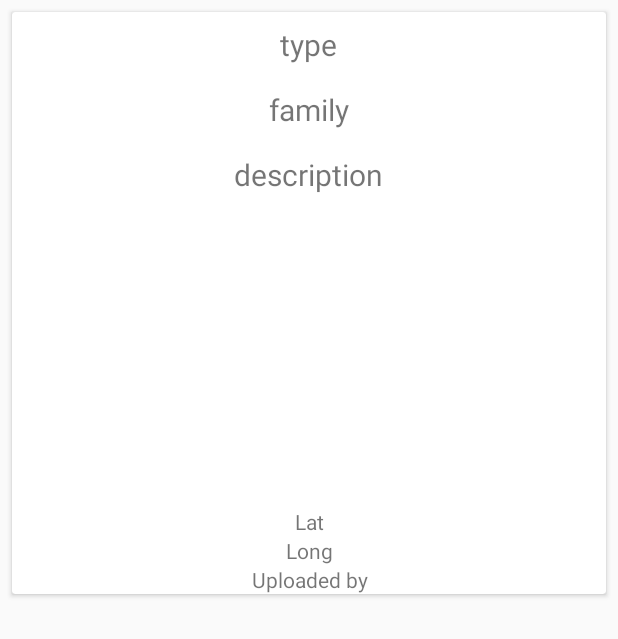
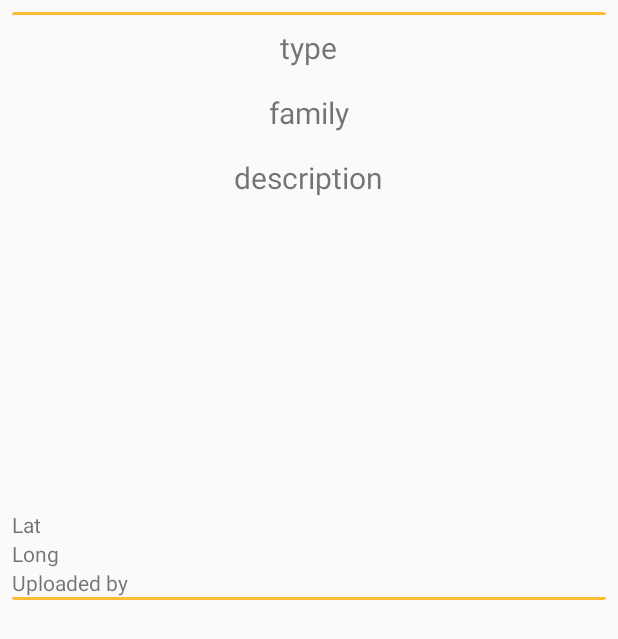
Before and after one commit to vegansabor1982/Pawz, an Android app: the layout image_item_test.xml on its own in the app's theme, with its tools: preview values and no code run, on a phone screen of 412 x 824 dp. Shown: the top 639 px of the screen. Run offline under Robolectric (Android 15) with nearby library versions, the phone set to English and light mode, and no system bars.

Commit message:
Sat 5/1/19

```diff
--- a/app/src/main/java/com/example/android/pawstwo/ChatMessage.java
+++ b/app/src/main/java/com/example/android/pawstwo/ChatMessage.java
@@ -45,4 +45,6 @@ public class ChatMessage {
     public void setMessageTime( long messageTime ) {
         this.messageTime = messageTime;
     }
+
+
 }
--- a/app/src/main/res/layout/image_item_test.xml
+++ b/app/src/main/res/layout/image_item_test.xml
@@ -1,13 +1,21 @@
 <?xml version="1.0" encoding="utf-8"?>
 <android.support.v7.widget.CardView xmlns:android="http://schemas.android.com/apk/res/android"
+    xmlns:card_view="http://schemas.android.com/apk/res-auto"
     android:layout_width="match_parent"
     android:layout_height="wrap_content"
-    android:layout_margin="8dp">
+    android:layout_margin="8dp"
+    card_view:cardBackgroundColor="@android:color/transparent"
+    card_view:cardElevation="0dp"
+    card_view:barrierDirection="start">
 
     <LinearLayout
         android:layout_width="match_parent"
         android:layout_height="wrap_content"
         android:orientation="vertical">
+        <View
+            android:layout_width="match_parent"
+            android:layout_height="2dp"
+            android:background="@android:color/holo_orange_light" />
 
         <TextView
             android:id="@+id/text_view_type_test"
@@ -63,6 +71,10 @@
             android:id="@+id/tv_uploader"
             android:textAlignment="center"
             android:text="Uploaded by"/>
+        <View
+            android:layout_width="match_parent"
+            android:layout_height="2dp"
+            android:background="@android:color/holo_orange_light" />
 
 
     </LinearLayout>
--- a/build.gradle
+++ b/build.gradle
@@ -29,6 +29,7 @@ allprojects {
                 options.compilerArgs<<"-Xlint:deprecation"
             }
         }
+        maven { url 'https://jitpack.io' }
 
     }
 }
```
Also changed, not shown: app/build.gradle (+10 -5 lines), app/src/main/AndroidManifest.xml (+4 -9 lines), app/src/main/java/com/example/android/pawstwo/MessageActivity.java (+65 -0 lines), app/src/main/java/com/example/android/pawstwo/SpecificPetProfileActivity.java (+22 -1 lines), app/src/main/res/layout/activity_message.xml (+9 -6 lines), app/src/main/res/layout/chat_list_item.xml (+19 -7 lines).
